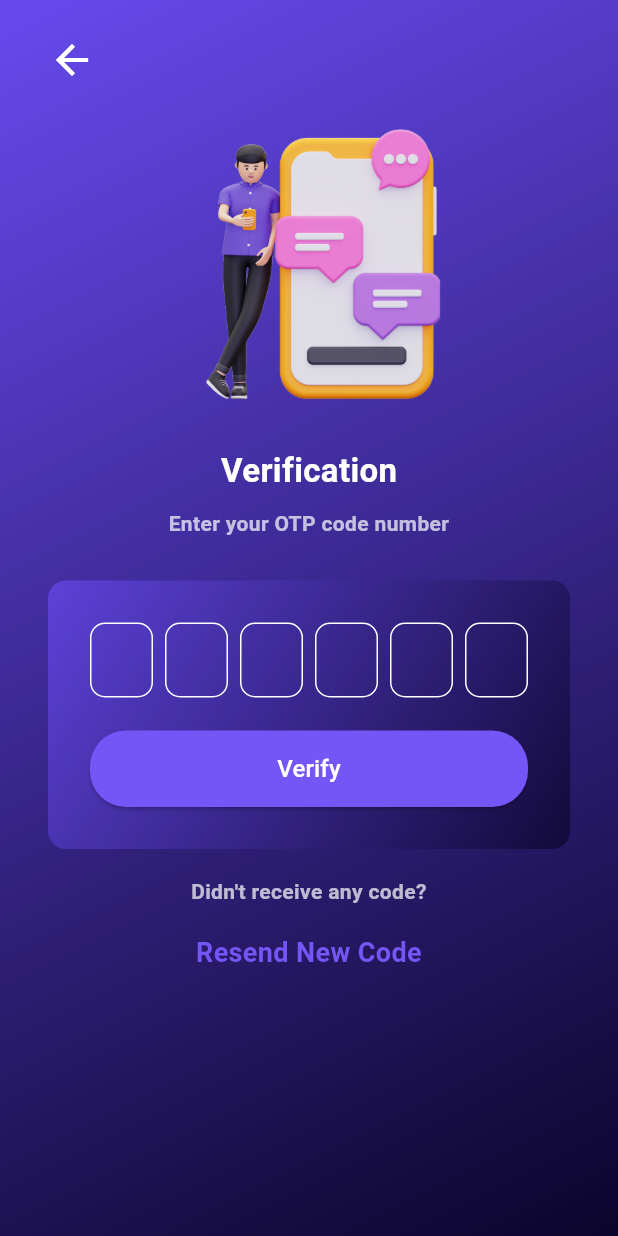
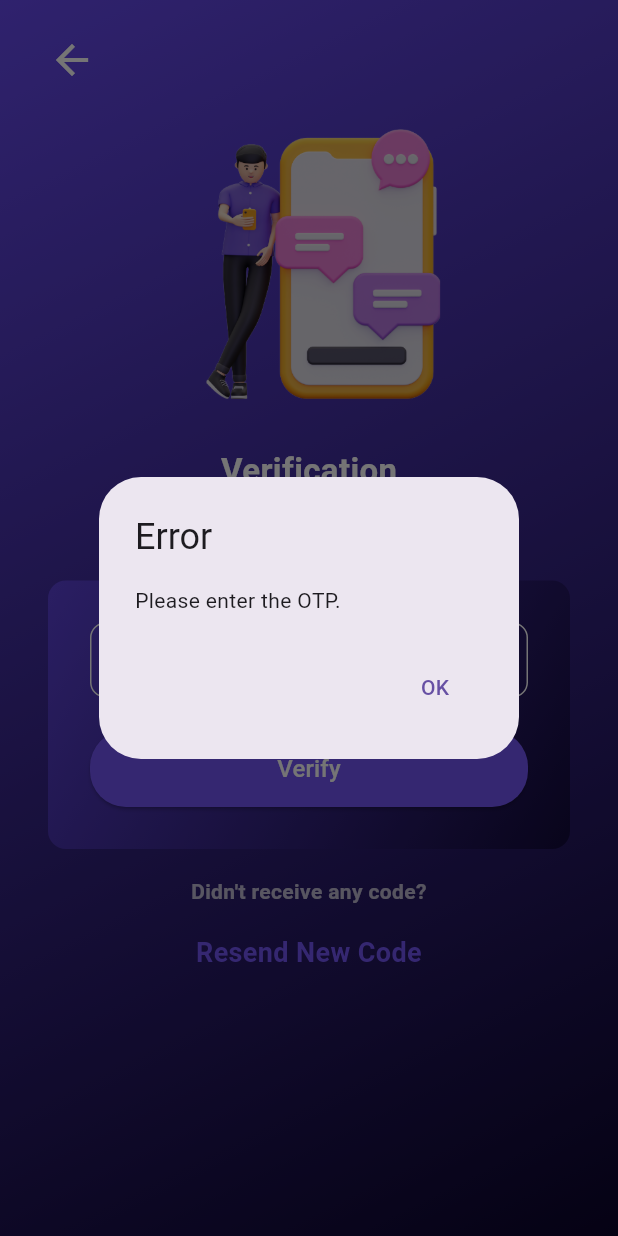
Before and after one commit to nipuni-udari/FlutterApp_01, a Flutter app: the OtpScreen screen opened by its route, after a tap on "Verify", on a phone screen of 412 x 824 dp. Run offline on Flutter 3.47's test engine with Material 3 defaults, Android fonts, the light colour scheme and no system bars; drawn by our look-alikes of pinput; our stand-ins replace animate_do.

Commit message:
OTP  verification

```diff
--- a/lib/main.dart
+++ b/lib/main.dart
@@ -27,7 +27,10 @@ class MyApp extends StatelessWidget {
         '/signup': (context) => SignupScreen(),
         '/home': (context) => HomeScreen(),
         '/mobile': (context) => MobileScreen(), // MobileScreen route
-        '/otp': (context) => OtpScreen(), // OtpScreen route
+        '/otp': (context) => OtpScreen(
+              mobileNumber: '',
+              otp: '',
+            ), // OtpScreen route
       },
     );
   }
--- a/lib/screens/otp_screen.dart
+++ b/lib/screens/otp_screen.dart
@@ -1,21 +1,110 @@
+import 'dart:convert';
 import 'package:flutter/material.dart';
 import 'package:pinput/pinput.dart';
+import 'package:http/http.dart' as http;
 
 class OtpScreen extends StatefulWidget {
-  const OtpScreen({Key? key}) : super(key: key);
+  final String mobileNumber;
+  final String otp; // Pass OTP generated on registration
+
+  const OtpScreen({Key? key, required this.mobileNumber, required this.otp})
+      : super(key: key);
 
   @override
   _OtpScreenState createState() => _OtpScreenState();
 }
 
 class _OtpScreenState extends State<OtpScreen> {
+  final TextEditingController _otpController = TextEditingController();
+  bool _isLoading = false;
+
+  Future<void> _verifyOtp() async {
+    final otp = _otpController.text;
+
+    if (otp.isEmpty) {
+      // Show an error if OTP is empty
+      _showErrorDialog('Please enter the OTP.');
+      return;
+    }
+
+    setState(() {
+      _isLoading = true;
+    });
+
+    // Send the OTP and mobile number to the backend
+    debugPrint(otp);
+    debugPrint(widget.mobileNumber);
+    final response = await http.post(
+      Uri.parse(
+          'http://192.168.93.141/FlutterProjects/newapp/lib/php/otp_verify.php'), // Replace with your PHP URL
+      body: {
+        'mobile': widget.mobileNumber,
+        'otp': otp,
+      },
+    );
+    debugPrint(response.body);
+
+    setState(() {
+      _isLoading = false;
+    });
+
+    final responseData = json.decode(response.body);
+
+    if (responseData['status'] == 'success') {
+      // Show success dialog and navigate to home screen
+      _showSuccessDialog();
+    } else {
+      // Show error dialog
+      _showErrorDialog(responseData['message']);
+    }
+  }
+
+  void _showSuccessDialog() {
+    showDialog(
+      context: context,
+      builder: (BuildContext context) {
+        return AlertDialog(
+          title: const Text('Success'),
+          content: const Text('You have successfully registered.'),
+          actions: [
+            TextButton(
+              onPressed: () {
+                Navigator.pushReplacementNamed(context, '/home');
+              },
+              child: const Text('OK'),
+            ),
+          ],
+        );
+      },
+    );
+  }
+
+  void _showErrorDialog(String message) {
+    showDialog(
+      context: context,
+      builder: (BuildContext context) {
+        return AlertDialog(
+          title: const Text('Error'),
+          content: Text(message),
+          actions: [
+            TextButton(
+              onPressed: () {
+                Navigator.of(context).pop();
+              },
+              child: const Text('OK'),
+            ),
+          ],
+        );
+      },
+    );
+  }
+
   @override
   Widget build(BuildContext context) {
     return Scaffold(
       resizeToAvoidBottomInset: false,
       body: SafeArea(
         child: Container(
-          // Gradient background for the entire screen
           decoration: BoxDecoration(
             gradient: LinearGradient(
               colors: [
@@ -37,7 +126,7 @@ class _OtpScreenState extends State<OtpScreen> {
                     child: const Icon(
                       Icons.arrow_back,
                       size: 32,
-                      color: Colors.white, // Icon color for better contrast
+                      color: Colors.white,
                     ),
                   ),
                 ),
@@ -83,8 +172,8 @@ class _OtpScreenState extends State<OtpScreen> {
                   ),
                   child: Column(
                     children: [
-                      // Replace custom OTP TextFields with Pinput
                       Pinput(
+                        controller: _otpController,
                         length: 6,
                         showCursor: true,
                         defaultPinTheme: PinTheme(
@@ -119,21 +208,14 @@ class _OtpScreenState extends State<OtpScreen> {
                           ),
                         ),
                         onChanged: (value) {
-                          // Handle PIN input changes
-                          print("OTP entered: $value");
-                        },
-                        onCompleted: (pin) {
-                          print("Completed OTP: $pin");
+                          // Handle OTP input changes
                         },
                       ),
                       const SizedBox(height: 22),
                       SizedBox(
                         width: double.infinity,
                         child: ElevatedButton(
-                          onPressed: () {
-                            // Handle OTP verification
-                            print("Verify Button Pressed");
-                          },
+                          onPressed: _isLoading ? null : _verifyOtp,
                           style: ButtonStyle(
                             foregroundColor:
                                 MaterialStateProperty.all<Color>(Colors.white),
@@ -147,11 +229,11 @@ class _OtpScreenState extends State<OtpScreen> {
                               ),
                             ),
                           ),
-                          child: const Padding(
-                            padding: EdgeInsets.all(14.0),
+                          child: Padding(
+                            padding: const EdgeInsets.all(14.0),
                             child: Text(
-                              'Verify',
-                              style: TextStyle(fontSize: 16),
+                              _isLoading ? 'Verifying...' : 'Verify',
+                              style: const TextStyle(fontSize: 16),
                             ),
                           ),
                         ),
```
Also changed, not shown: lib/screens/mobile_register.dart (+6 -1 lines), 2 other files.
